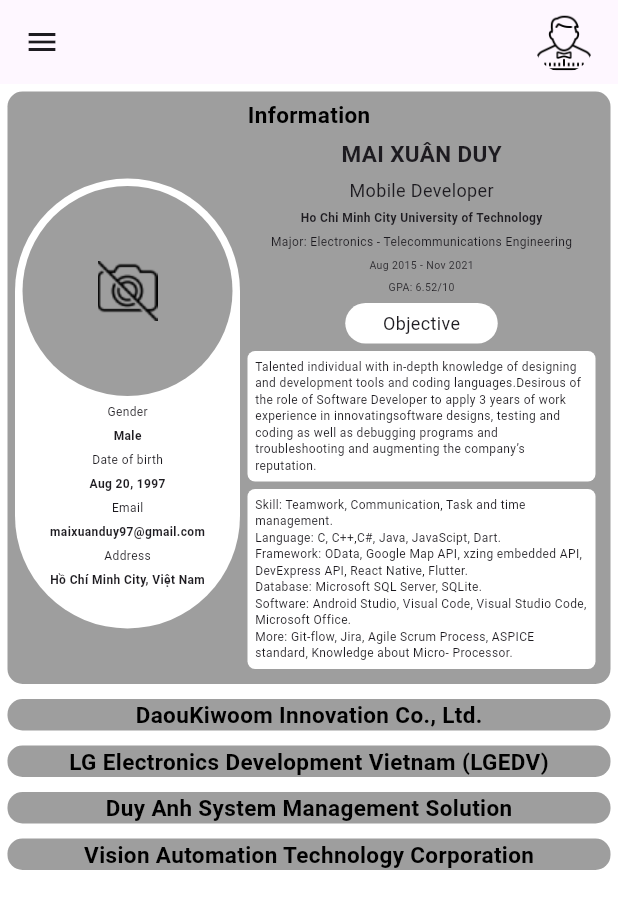
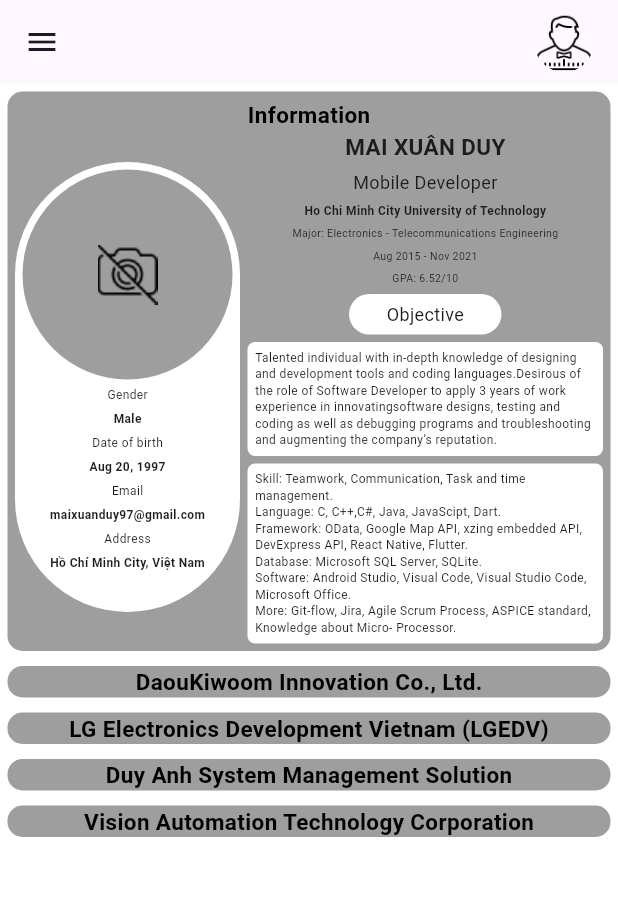
Before and after one commit to xuanduy97/cv, a Flutter app: the screen it shows after launch, on a phone screen of 412 x 824 dp. Shown: the top 909 px of the screen. Run offline on Flutter 3.47's test engine with Material 3 defaults, Android fonts, the phone set to English and light mode, and no system bars.

Commit message:
Update source

```diff
--- a/lib/screens/home_screen.dart
+++ b/lib/screens/home_screen.dart
@@ -1,9 +1,9 @@
 import 'package:flutter/material.dart';
+import '../widgets/information_widget.dart';
 import '../widgets/daoukiwoom_exp.dart';
-import '../widgets/duyanh_sms.dart';
-import '../widgets/information_widget.dart';
 import '../widgets/lg_exp.dart';
-import '../widgets/vva.dart';
+import '../widgets/duyanh_sms_exp.dart';
+import '../widgets/vva_exp.dart';
 
 class Home extends StatelessWidget {
   const Home({super.key});
--- a/lib/widgets/information_widget.dart
+++ b/lib/widgets/information_widget.dart
@@ -59,7 +59,9 @@ class InformationWidget extends StatelessWidget {
                     ),
                   ),
                   Padding(
-                    padding: EdgeInsets.only(left: 5,top: 5, bottom: 5),
+                    padding: EdgeInsets.only(left: 5),
+                    child: Container(
+                      width: size.width - 175,
                       child: Column(
                         children: [
                           Text(
@@ -88,8 +90,9 @@ class InformationWidget extends StatelessWidget {
                           Text(
                             'Major: Electronics - Telecommunications Engineering',
                             style: TextStyle(
-                              fontSize: 8
+                                fontSize: 7
                             ),
+                            textAlign: TextAlign.left,
                           ),
                           SizedBox(height: 5,),
                           Text(
@@ -97,6 +100,7 @@ class InformationWidget extends StatelessWidget {
                             style: TextStyle(
                                 fontSize: 7
                             ),
+                            textAlign: TextAlign.left,
                           ),
                           SizedBox(height: 5,),
                           Text(
@@ -123,7 +127,6 @@ class InformationWidget extends StatelessWidget {
                           ),
                           SizedBox(height: 5,),
                           Container(
-                          width: size.width - 180,
                             decoration: BoxDecoration(
                                 color: Colors.white,
                                 borderRadius: BorderRadius.circular(5)
@@ -143,7 +146,6 @@ class InformationWidget extends StatelessWidget {
                           ),
                           SizedBox(height: 5,),
                           Container(
-                          width: size.width - 180,
                             decoration: BoxDecoration(
                                 color: Colors.white,
                                 borderRadius: BorderRadius.circular(5)
@@ -165,6 +167,7 @@ class InformationWidget extends StatelessWidget {
                           )
                         ],
                       ),
+                    ),
                   )
                 ],
               )
```
Also changed, not shown: lib/widgets/duyanh_sms_exp.dart (renamed from lib/widgets/duyanh_sms.dart), lib/widgets/vva_exp.dart (renamed from lib/widgets/vva.dart). Lines whose indentation alone changed are shown as unchanged.
